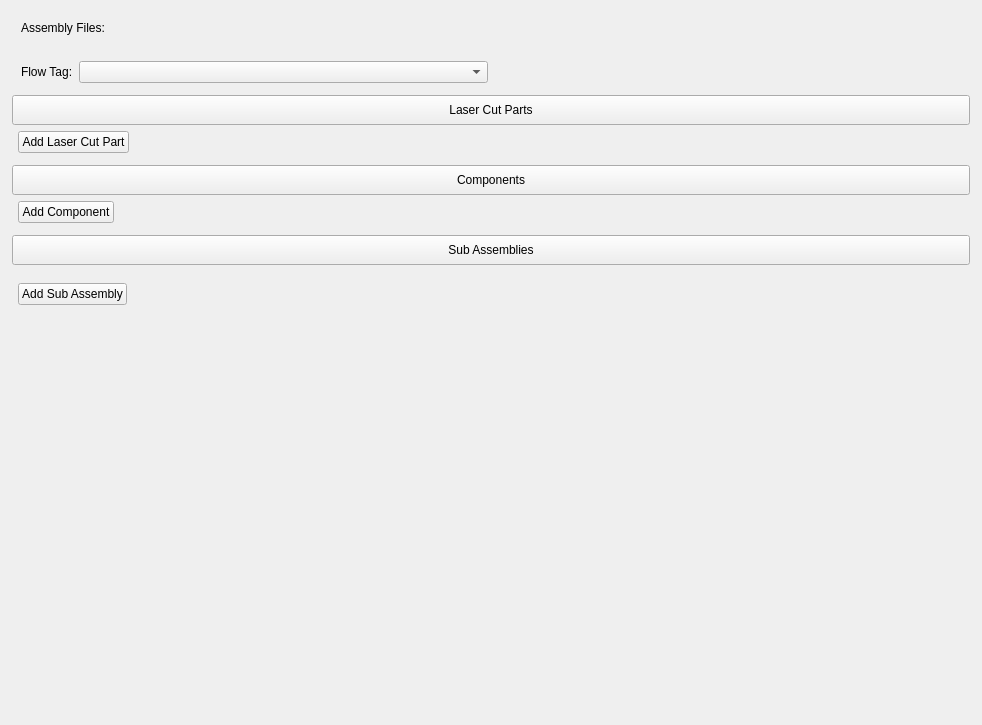
Old version of the form ui/widgets/assembly_widget.ui in the repository TheCodingJsoftware/Invigo.
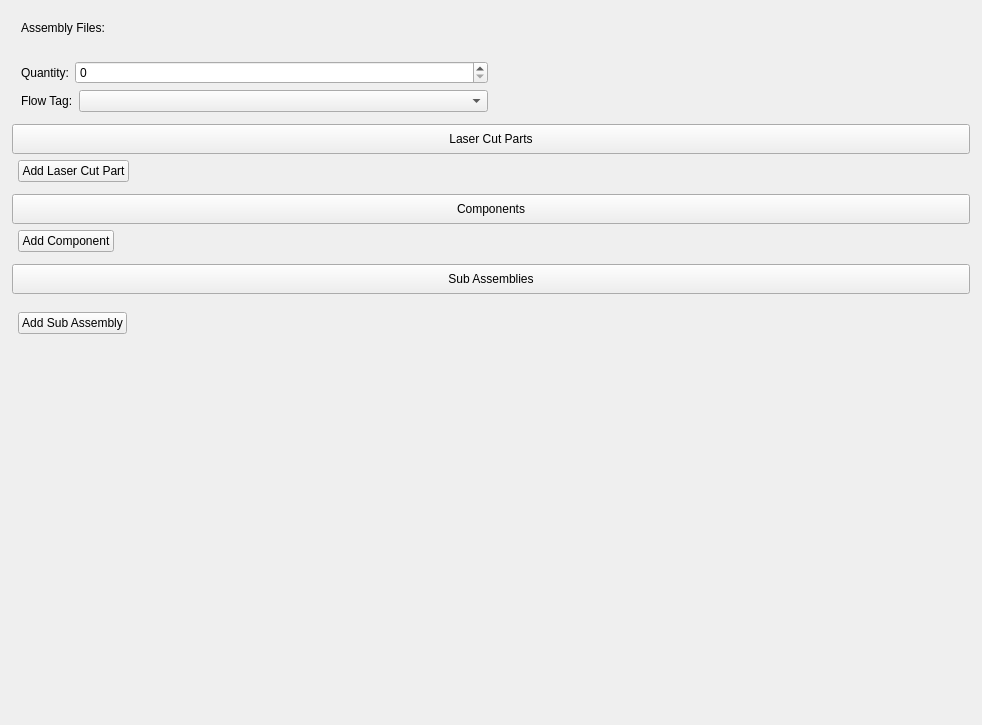
New version of the form.

Commit message: unit quantity, assembly quantity, assembly list printout, flow tag changes

Diff of the .ui file:
```diff
--- a/ui/widgets/assembly_widget.ui
+++ b/ui/widgets/assembly_widget.ui
@@ -108,6 +108,39 @@
                </item>
               </layout>
              </item>
+             <item>
+              <layout class="QHBoxLayout" name="horizontalLayout_5" stretch="0,1">
+               <item>
+                <widget class="QLabel" name="label_3">
+                 <property name="text">
+                  <string>Quantity:</string>
+                 </property>
+                 <property name="buddy">
+                  <cstring>doubleSpinBox_quantity</cstring>
+                 </property>
+                </widget>
+               </item>
+               <item>
+                <widget class="QDoubleSpinBox" name="doubleSpinBox_quantity">
+                 <property name="toolTip">
+                  <string>Quantity multiplier</string>
+                 </property>
+                 <property name="specialValueText">
+                  <string/>
+                 </property>
+                 <property name="decimals">
+                  <number>0</number>
+                 </property>
+                 <property name="maximum">
+                  <double>999999999999999.000000000000000</double>
+                 </property>
+                 <property name="stepType">
+                  <enum>QAbstractSpinBox::StepType::AdaptiveDecimalStepType</enum>
+                 </property>
+                </widget>
+               </item>
+              </layout>
+             </item>
              <item>
               <layout class="QHBoxLayout" name="horizontalLayout_2" stretch="0,1">
                <item>
```
The commit also changes 20 other files.
